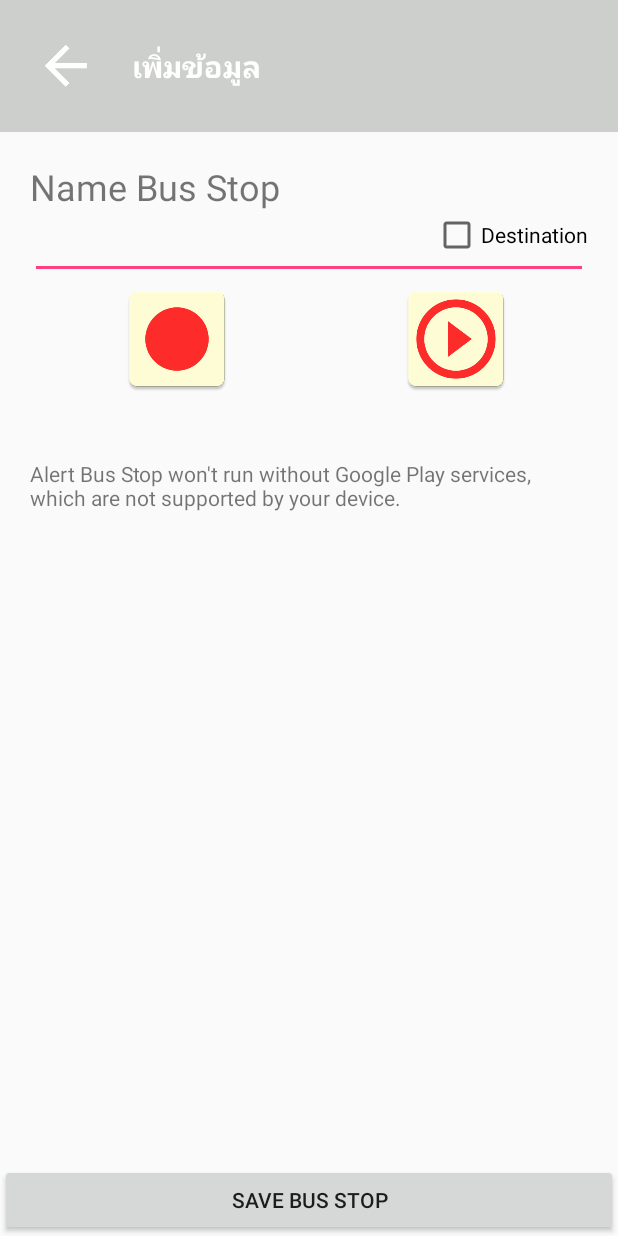
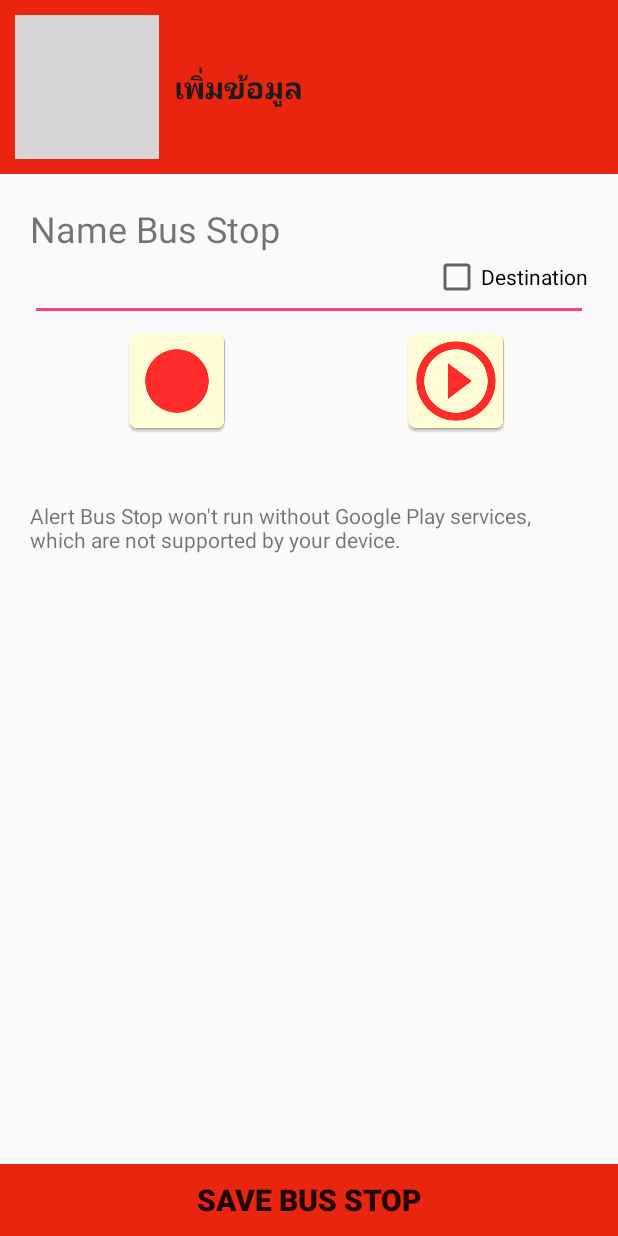
Before and after one commit to siriwimondao/AlertBusStop-20April-Toei, an Android app: the AddBusStop screen opened directly, with no data from a screen before it, on a phone screen of 412 x 824 dp. Run offline under Robolectric (Android 15) with nearby library versions, the phone set to English and light mode, and no system bars; grey boxes are pictures that could not be loaded.

Commit message:
Update19April_OK

```diff
--- a/app/src/debug/res/values/google_maps_api.xml
+++ b/app/src/debug/res/values/google_maps_api.xml
@@ -16,10 +16,10 @@
     string in this file.
 
     ดาว ==> AIzaSyD4NLJF_6D6H3SSXY_usNvRWZ_TQrtlXhs
-    Master ==> AIzaSyBnR3zRfqxfZgWzZ5nQR3UdrHTthaK3wb8
+    toei ==> AIzaSyAz1V7cXFv1l1ppb6mXVlWXc22BBAfHjHM
 
     -->
     <string name="google_maps_key" templateMergeStrategy="preserve" translatable="false">
-       AIzaSyD4NLJF_6D6H3SSXY_usNvRWZ_TQrtlXhs
+       AIzaSyAz1V7cXFv1l1ppb6mXVlWXc22BBAfHjHM
     </string>
 </resources>
--- a/app/src/main/AndroidManifest.xml
+++ b/app/src/main/AndroidManifest.xml
@@ -14,7 +14,7 @@
 
     <application
         android:allowBackup="true"
-        android:icon="@drawable/bus148"
+        android:icon="@mipmap/icon_app"
         android:label="@string/app_name"
         android:supportsRtl="true"
         android:theme="@style/AppTheme">
--- a/app/src/main/java/rsu/siriwimon/pakdeeporn/alertbusstop/DeleteBusStop.java
+++ b/app/src/main/java/rsu/siriwimon/pakdeeporn/alertbusstop/DeleteBusStop.java
@@ -71,8 +71,8 @@ public class DeleteBusStop extends AppCompatActivity implements View.OnClickList
                     AlertDialog.Builder builder = new AlertDialog.Builder(DeleteBusStop.this);
                     builder.setCancelable(false);
                     builder.setIcon(R.mipmap.ic_delete);//เปลี่ยนicได้
-                    builder.setTitle("Confirm Delete");
-                    builder.setMessage("Are You Sure ?");
+                    builder.setTitle("ลบ");
+                    builder.setMessage("ลบป้ายรถโดยสารประจำทาง");
                     builder.setNegativeButton("Cancel", new DialogInterface.OnClickListener() {
                         @Override
                         public void onClick(DialogInterface dialogInterface, int i) {
--- a/app/src/main/java/rsu/siriwimon/pakdeeporn/alertbusstop/MyAdapter.java
+++ b/app/src/main/java/rsu/siriwimon/pakdeeporn/alertbusstop/MyAdapter.java
@@ -18,7 +18,7 @@ public class MyAdapter extends BaseAdapter{
     private String[] busStopStrings, statusStrings;
     private TextView textView;
     private ImageView imageView;
-    private int[] ints = new int[]{R.mipmap.ic_notification2, R.mipmap.ic_nontification1};
+    private int[] ints = new int[]{R.mipmap.ic_nontification1, R.mipmap.ic_notification2};
 
     public MyAdapter(Context context,
                      String[] busStopStrings,
--- a/app/src/main/res/layout/activity_delete_bus_stop.xml
+++ b/app/src/main/res/layout/activity_delete_bus_stop.xml
@@ -18,14 +18,14 @@
 
         <ImageView
             android:id="@+id/imvBack"
-            android:src="@mipmap/ic_back"
+            android:src="@mipmap/back"
             android:layout_width="wrap_content"
             android:layout_height="wrap_content" />
 
         <TextView
             android:layout_gravity="center_vertical"
             android:layout_marginLeft="@dimen/padding2"
-            android:textColor="@color/white"
+            android:textColor="@color/colorPrimaryDark"
             android:textStyle="bold"
             android:text="@string/delete"
             android:textSize="@dimen/h1"
--- a/app/src/main/res/layout/activity_edit_bus_stop.xml
+++ b/app/src/main/res/layout/activity_edit_bus_stop.xml
@@ -18,14 +18,14 @@
 
         <ImageView
             android:id="@+id/imvBack"
-            android:src="@mipmap/ic_back"
+            android:src="@mipmap/back"
             android:layout_width="wrap_content"
             android:layout_height="wrap_content" />
 
         <TextView
             android:layout_gravity="center_vertical"
             android:layout_marginLeft="@dimen/padding2"
-            android:textColor="@color/white"
+            android:textColor="@color/colorPrimaryDark"
             android:textStyle="bold"
             android:text="@string/edit"
             android:textSize="@dimen/h1"
--- a/app/src/main/res/layout/activity_main.xml
+++ b/app/src/main/res/layout/activity_main.xml
@@ -10,10 +10,14 @@
 
     <Button
         android:text="Add Bus Stop"
+        android:textStyle="bold"
+        android:textSize="20sp"
         android:layout_width="match_parent"
         android:layout_height="wrap_content"
         android:id="@+id/button"
-        android:layout_alignParentBottom="true" />
+        android:layout_alignParentBottom="true"
+        android:background="@color/colorPrimary"
+        />
 
     <ListView
         android:layout_below="@+id/relTop"
--- a/app/src/main/res/layout/my_addbusstop_layout.xml
+++ b/app/src/main/res/layout/my_addbusstop_layout.xml
@@ -16,14 +16,14 @@
 
         <ImageView
             android:id="@+id/imvBack"
-            android:src="@mipmap/ic_back"
+            android:src="@mipmap/back"
             android:layout_width="wrap_content"
             android:layout_height="wrap_content" />
 
         <TextView
             android:layout_gravity="center_vertical"
             android:layout_marginLeft="@dimen/padding2"
-            android:textColor="@color/white"
+            android:textColor="@color/colorPrimaryDark"
             android:textStyle="bold"
             android:text="@string/add"
             android:textSize="@dimen/h1"
@@ -34,6 +34,9 @@
 
     <Button
         android:text="Save Bus Stop"
+        android:textSize="20sp"
+        android:textStyle="bold"
+        android:background="@color/colorPrimary"
         android:layout_width="match_parent"
         android:layout_height="wrap_content"
         android:id="@+id/button2"
--- a/app/src/main/res/values/colors.xml
+++ b/app/src/main/res/values/colors.xml
@@ -1,7 +1,8 @@
 <?xml version="1.0" encoding="utf-8"?>
 <resources>
-    <color name="colorPrimary">#cdcfcc</color>
-    <color name="colorPrimaryDark">#787978</color>
+    <color name="colorPrimary">#e92510</color>
+    <color name="colorPrimaryDark">#1d1c1c</color>
     <color name="colorAccent">#FF4081</color>
     <color name="white">#ffffff</color>
+
 </resources>
--- a/app/src/main/res/values/dimens.xml
+++ b/app/src/main/res/values/dimens.xml
@@ -3,6 +3,6 @@
     <dimen name="activity_horizontal_margin">16dp</dimen>
     <dimen name="activity_vertical_margin">16dp</dimen>
     <dimen name="h1">20sp</dimen>
-    <dimen name="padding1">50dp</dimen>
-    <dimen name="padding2">20dp</dimen>
+    <dimen name="padding1">10dp</dimen>
+    <dimen name="padding2">10dp</dimen>
 </resources>
--- a/app/src/main/res/values/strings.xml
+++ b/app/src/main/res/values/strings.xml
@@ -6,9 +6,9 @@
     <string name="massage_have_space">กรุณากรอกทุกช่องค่ะ</string>
     <string name="title_record_sound">ยังไม่ได้บันทึกเสียง</string>
     <string name="massage_record_sound">กรุณากดปุ่มบันทึกเสียง</string>
-    <string name="title_mark">ยังไม่ได้กำหนดต่ำแหน่ง</string>
-    <string name="massage_mark">กรุณากำหนด ตำแหน่งของ ป้ายรถเมล์ โดยการคลิก ตำแหน่งบนแผนที่</string>
-    <string name="delete">ลบป้ายโดยสาร</string>
-    <string name="edit">แก้ไขป้ายโดยสาร</string>
+    <string name="title_mark">ยังไม่ได้กำหนดตำแหน่ง</string>
+    <string name="massage_mark">กรุณากำหนดตำแหน่งของป้ายรถโดยสารประจำทาง โดยการคลิกตำแหน่งบนแผนที่</string>
+    <string name="delete">ลบป้ายโดยสารประจำทาง</string>
+    <string name="edit">แก้ไขป้ายโดยสารประจำทาง</string>
     <string name="add">เพิ่มข้อมูล</string>
 </resources>
```
Also changed, not shown: app/src/main/java/rsu/siriwimon/pakdeeporn/alertbusstop/MainActivity.java (+7 -17 lines), app/src/main/res/layout/my_listview.xml (+5 -3 lines).
